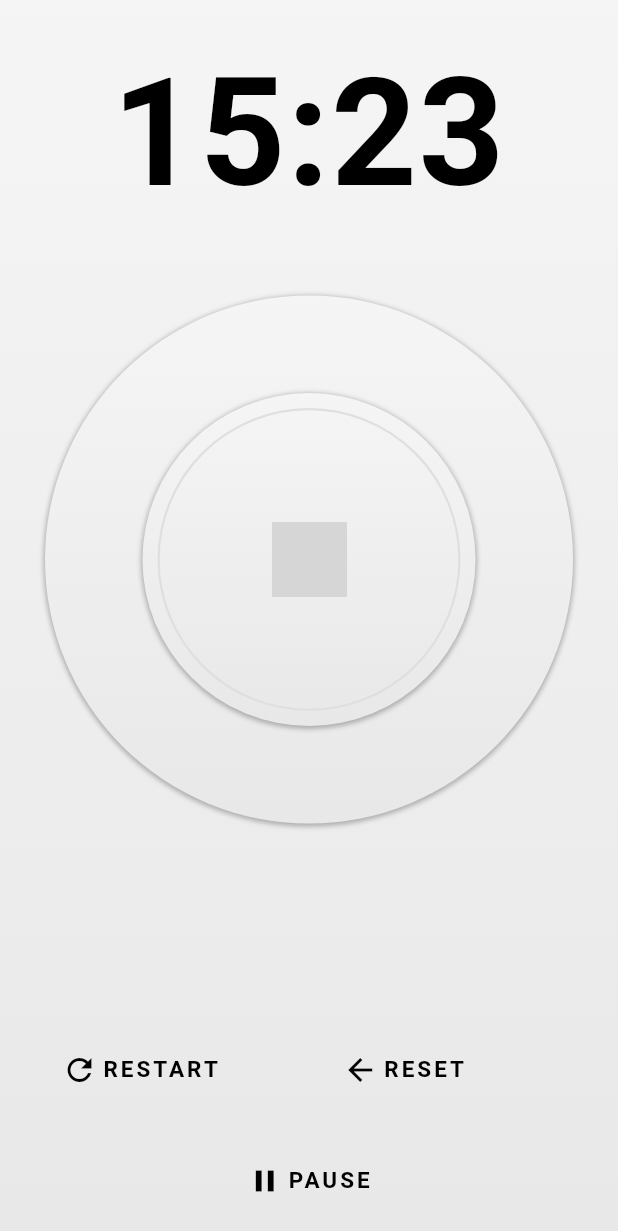
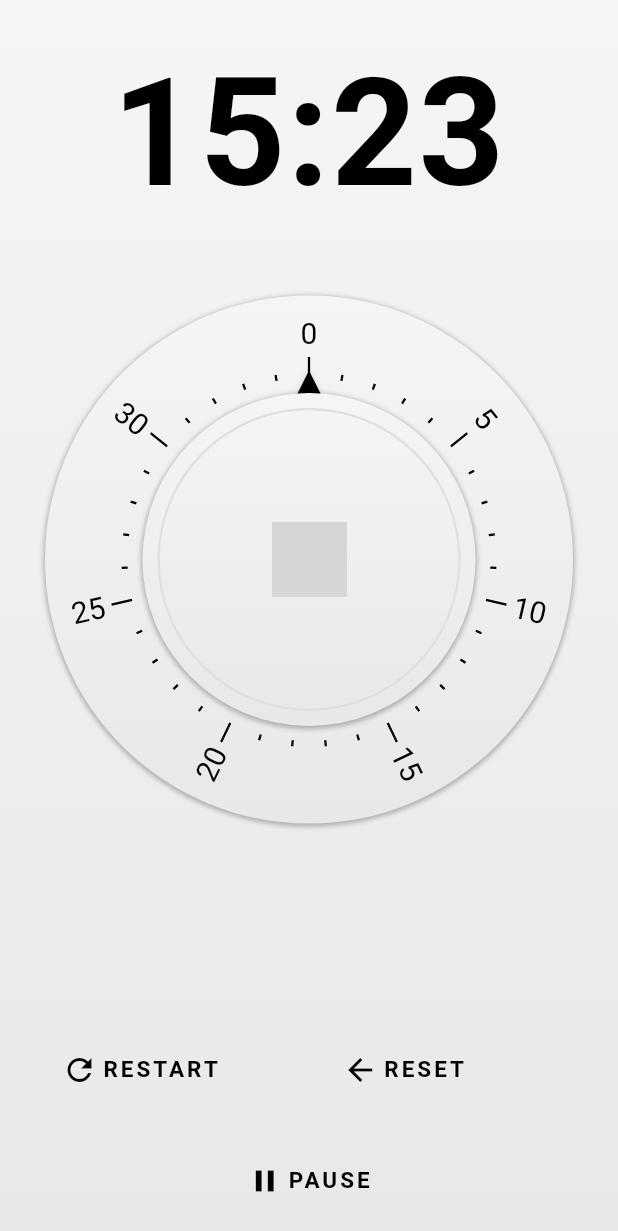
Before and after one commit to aniketkishore100/Timegg, a Flutter app: the screen it shows after launch, on a phone screen of 412 x 824 dp. Shown: the top 1231 px of the screen. Run offline on Flutter 3.47's test engine with Material 2 defaults, Android fonts, the phone set to English and light mode, and no system bars; missing offline and left inert: fluttery; network calls fail; Roboto replaces fonts that are missing (BebasNeue); grey boxes are pictures that could not be loaded.

Commit message:
static full app

```diff
--- a/lib/egg_timer_dial.dart
+++ b/lib/egg_timer_dial.dart
@@ -1,7 +1,10 @@
+import 'package:egg_timer/egg_timer_knob.dart';
 import 'package:flutter/material.dart';
+import 'dart:math';
 
 final Color GRADIENT_TOP = const Color(0xfff5f5f5);
 final Color GRADIENT_BOTTOM = const Color(0xffe8e8e8);
+
 class EggTimerDial extends StatefulWidget {
   @override
   _EggTimerDialState createState() => _EggTimerDialState();
@@ -32,44 +35,21 @@ class _EggTimerDialState extends State<EggTimerDial> {
                     offset: Offset(0, 1),
                   )
                 ]),
-                          child: Padding(
-                            padding: const EdgeInsets.all(65.0),
-                            child: Container(
-                              padding: EdgeInsets.all(10.0),
-                            decoration: BoxDecoration(
-                                shape: BoxShape.circle,
-                                gradient: LinearGradient(
-                                  begin: Alignment.topCenter,
-                                  end: Alignment.bottomCenter,
-                                  colors: [GRADIENT_TOP, GRADIENT_BOTTOM],
-                                ),
-                                boxShadow: [
-                                  BoxShadow(
-                                    color: const Color(0x44000000),
-                                    blurRadius: 2.0,
-                                    spreadRadius: 1.0,
-                                    offset: Offset(0, 1),
-                                  )
-                                ]),
-                            child: Container(
-
-                          decoration: BoxDecoration(
-                              shape: BoxShape.circle,
-                              border: Border.all(
-                                color: const Color(0xffdfdfdf),
-                                width: 1.5,
+            child: Stack(
+              children: [
+                Container(
+                  width: double.infinity,
+                  height: double.infinity,
+                  padding: EdgeInsets.all(55.0),
+                  child: CustomPaint(
+                    painter: TickPainter(),
                   ),
                 ),
-                          child: Center(
-                            child: Image.network('https://avatars3.githubusercontent.com/u/14101776?s=400&v=4',
-                            width: 50.0,
-                            height: 50.0,
-                            color: Colors.black,
-                              )  ,
-
+                Padding(
+                  padding: const EdgeInsets.all(65.0),
+                  child: EggTimerKnob(),
                 ),
-                            ),
-                        ),
+              ],
             ),
           ),
         ),
@@ -77,3 +57,103 @@ class _EggTimerDialState extends State<EggTimerDial> {
     );
   }
 }
+
+class TickPainter extends CustomPainter {
+  final LONG_TICK = 14.0;
+  final SHORT_TICK = 4.0;
+
+  final tickCount;
+  final ticksPerSec;
+  final tickInset;
+  final tickPaint;
+  final textPainter;
+  final textStyle;
+
+  TickPainter({
+    this.tickCount = 35,
+    this.ticksPerSec = 5,
+    this.tickInset = 0,
+  })  : tickPaint = Paint(),
+        textPainter = TextPainter(
+          textAlign: TextAlign.center,
+          textDirection: TextDirection.ltr,
+        ),
+        textStyle = TextStyle(
+          color: Colors.black,
+          fontFamily: 'BebasNeue',
+          fontSize: 20,
+        ) {
+    tickPaint.color = Colors.black;
+    tickPaint.strokeWidth = 1.5;
+  }
+  @override
+  void paint(Canvas canvas, Size size) {
+    canvas.translate(size.width / 2, size.height / 2);
+    final radius = size.width / 2;
+    canvas.save();
+    for (var i = 0; i < tickCount; ++i) {
+      final tickLength = i % ticksPerSec == 0 ? LONG_TICK : SHORT_TICK;
+      canvas.drawLine(
+        new Offset(0, -radius),
+        new Offset(0, -radius - tickLength),
+        tickPaint,
+      );
+      if (i % ticksPerSec == 0) {
+        canvas.save();
+        canvas.translate(0, -(size.width / 2) - 30.00);
+
+        textPainter.text = TextSpan(
+          text: '$i',
+          style: textStyle,
+        );
+        textPainter.layout();
+
+        final TickPercent = i / tickCount;
+        var quadrant;
+        if (TickPercent < 0.25)
+        {
+          quadrant = 1;
+        }
+        else if(TickPercent< 0.50)
+        {
+          quadrant = 4;
+        }
+        else if(TickPercent< 0.75)
+        {
+          quadrant=3;
+        }
+        else {
+          quadrant = 2;
+        }
+        switch(quadrant){
+          case 1:
+           break;
+          case 4:
+          canvas.rotate(-pi/2);
+          break;
+          case 3:
+          case 2:
+          canvas.rotate(pi/2);
+          break;
+        }
+        textPainter.paint(
+          canvas,
+          Offset(
+          -textPainter.width /2,
+          -textPainter.height /2,
+        ),
+        );
+
+        canvas.restore();
+      }
+      canvas.rotate(2 * pi / tickCount);
+    }
+    canvas.restore();
+  }
+
+  @override
+  bool shouldRepaint(CustomPainter oldDelegate) {
+    // TODO: implement shouldRepaint
+    return true;
+  }
+}
--- /dev/null
+++ b/lib/egg_timer_knob.dart
@@ -0,0 +1,92 @@
+import 'package:flutter/material.dart';
+final Color GRADIENT_TOP = const Color(0xfff5f5f5);
+final Color GRADIENT_BOTTOM = const Color(0xffe8e8e8);
+
+class EggTimerKnob extends StatefulWidget {
+  @override
+  _EggTimerKnobState createState() => _EggTimerKnobState();
+}
+
+class _EggTimerKnobState extends State<EggTimerKnob> {
+  @override
+  Widget build(BuildContext context) {
+    return Stack(
+                children: [
+                  Container(
+                    width: double.infinity,
+                    height: double.infinity,
+                    child: CustomPaint(
+
+                      painter: ArrowPainter(),
+                    ),
+                  ),
+                  Container(
+                    padding: EdgeInsets.all(10.0),
+                    decoration: BoxDecoration(
+                        shape: BoxShape.circle,
+                        gradient: LinearGradient(
+                          begin: Alignment.topCenter,
+                          end: Alignment.bottomCenter,
+                          colors: [GRADIENT_TOP, GRADIENT_BOTTOM],
+                        ),
+                        boxShadow: [
+                          BoxShadow(
+                            color: const Color(0x44000000),
+                            blurRadius: 2.0,
+                            spreadRadius: 1.0,
+                            offset: Offset(0, 1),
+                          )
+                        ]),
+                    child: Container(
+                      decoration: BoxDecoration(
+                        shape: BoxShape.circle,
+                        border: Border.all(
+                          color: const Color(0xffdfdfdf),
+                          width: 1.5,
+                        ),
+                      ),
+                      child: Center(
+                        child: Image.network(
+                          'https://avatars3.githubusercontent.com/u/14101776?s=400&v=4',
+                          width: 50.0,
+                          height: 50.0,
+                          color: Colors.black,
+                        ),
+                      ),
+                    ),
+                  ),
+                ],
+              );
+  }
+}
+class ArrowPainter extends CustomPainter{
+  final Paint dialArrowPaint;
+  ArrowPainter() : dialArrowPaint = new Paint(){
+    dialArrowPaint.color = Colors.black;
+    dialArrowPaint.style = PaintingStyle.fill;
+
+  }
+
+  @override
+  void paint(Canvas canvas, Size size) {
+  canvas.save();
+canvas.translate(size.width/2, 0);
+Path path = Path();
+path.moveTo(0,-15);
+path.lineTo(10, 5);
+path.lineTo(-10, 5);
+path.close();
+
+canvas.drawPath(path, dialArrowPaint);
+canvas.drawShadow(path, Colors.black, 3, false);
+  canvas.restore();
+  }
+
+  @override
+  bool shouldRepaint(CustomPainter oldDelegate) {
+
+    return true;
+  }
+
+
+}
```
Lines whose indentation alone changed are shown as unchanged.
